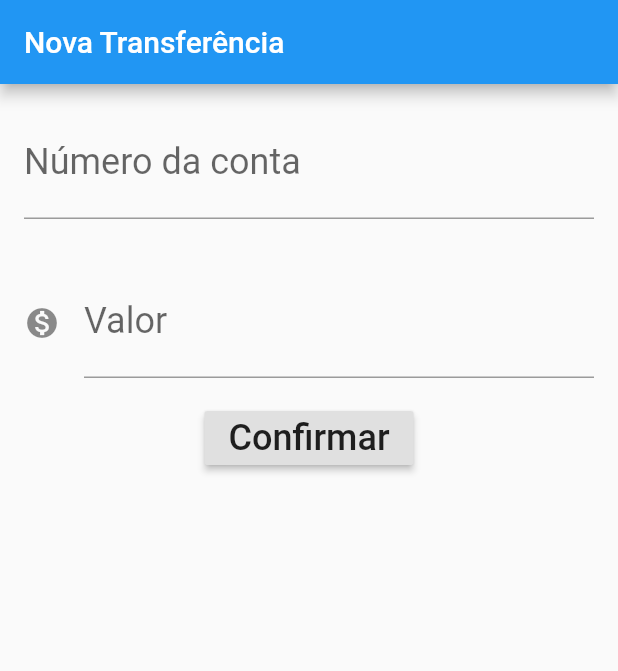
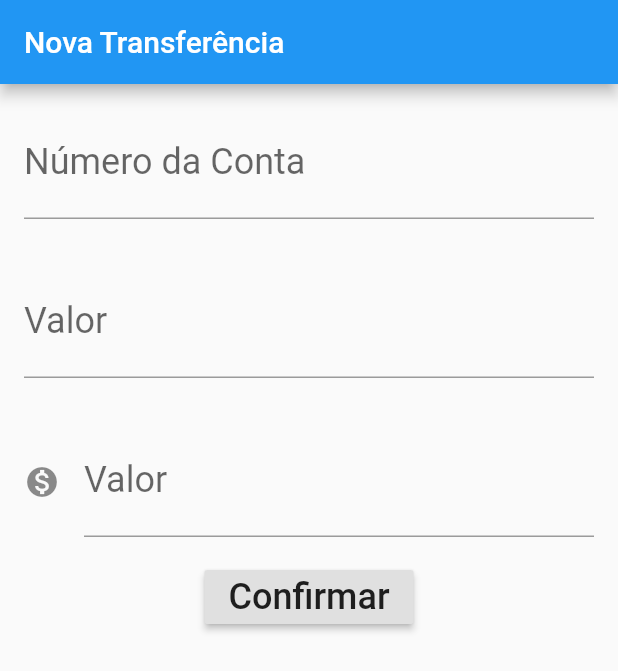
Before and after one commit to barbosadev/flutter-alura, a Flutter app: the screen it shows after launch, on a phone screen of 412 x 824 dp. Shown: the top 671 px of the screen. Run offline on Flutter 3.47's test engine with Material 2 defaults, Android fonts, the phone set to English and light mode, and no system bars.

Commit message:
Update main.dart

```diff
--- a/bytebank/lib/main.dart
+++ b/bytebank/lib/main.dart
@@ -28,20 +28,8 @@ class FormularioTransferencia extends StatelessWidget {
       ),
       body: Column(
         children: <Widget>[
-          Padding(
-            padding: EdgeInsets.all(16.0),
-            child: TextField(
-              controller: _controladorCampoNumeroConta,
-              style: TextStyle(
-                  fontSize: 24.0
-              ),
-              decoration: InputDecoration(
-                labelText: 'Número da conta',
-                hintText: '0000'
-              ),
-              keyboardType: TextInputType.number,
-            ),
-          ),
+          Editor(_controladorCampoNumeroConta, 'Número da Conta', '0000'),
+          Editor(_controladorCampoNumeroConta, 'Valor', '0.00'),
           Padding(
             padding: EdgeInsets.all(16.0),
             child: TextField(
@@ -83,6 +71,34 @@ class FormularioTransferencia extends StatelessWidget {
     );
   }
 }
+
+class Editor extends StatelessWidget {
+
+  final TextEditingController _controlador;
+  final String _rotulo;
+  final String _dica;
+
+  Editor(this._controlador, this._rotulo, this._dica);
+
+  @override
+  Widget build(BuildContext context) {
+    return Padding(
+      padding: EdgeInsets.all(16.0),
+      child: TextField(
+        controller: _controlador,
+        style: TextStyle(
+            fontSize: 24.0
+        ),
+        decoration: InputDecoration(
+            labelText: _rotulo,
+            hintText: _dica,
+        ),
+        keyboardType: TextInputType.number,
+      ),
+    );
+  }
+}
+
 
 class ListaTransferencias extends StatelessWidget {
   @override
```
